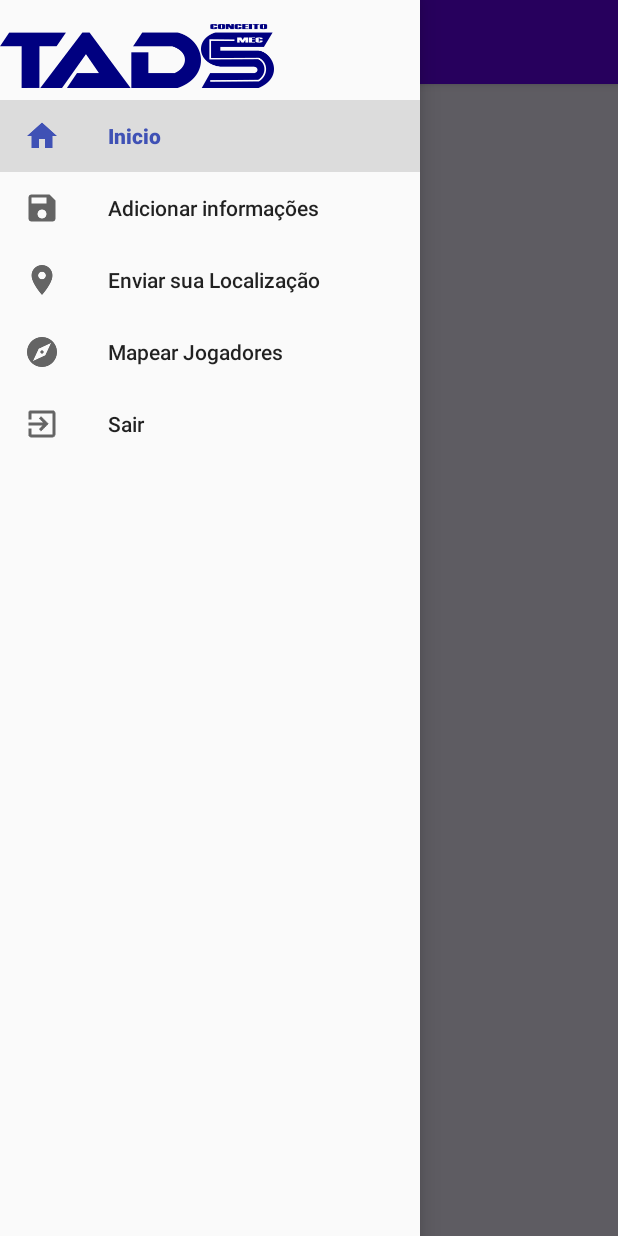
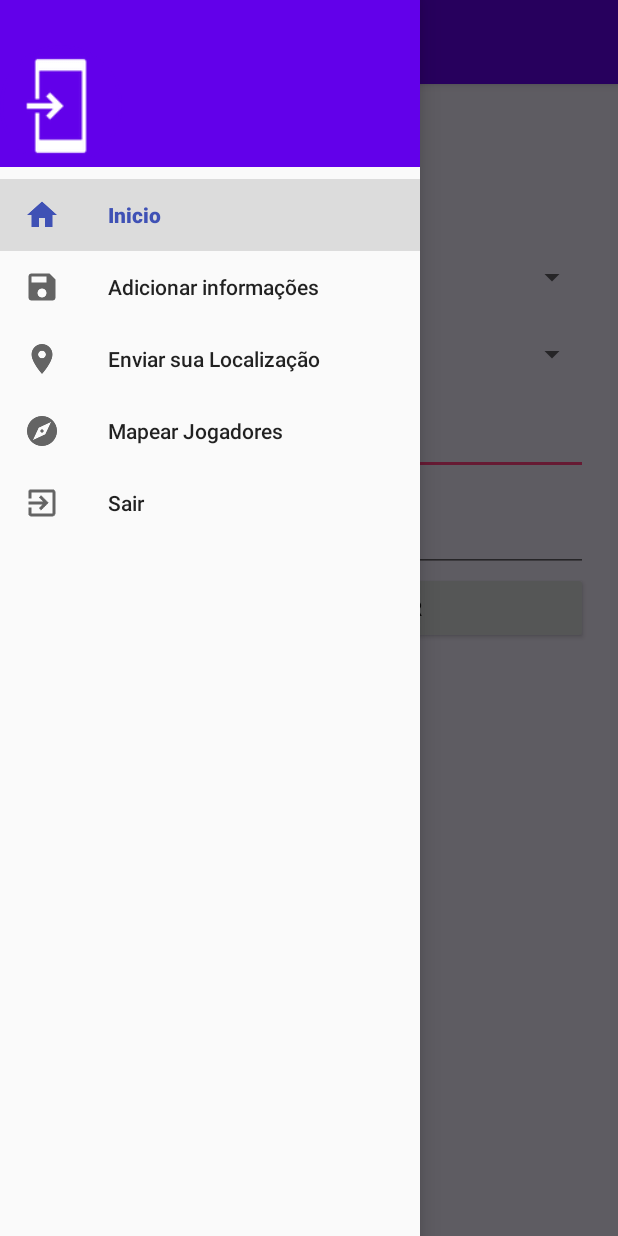
Before and after one commit to brunojamelli/GitfootJogador, an Android app: the screen it shows after launch once a user with an empty profile is signed in (JogadorActivity), with the side drawer open, on a phone screen of 412 x 824 dp. Run offline under Robolectric (Android 15) with nearby library versions, the phone set to English and light mode, and no system bars; our stand-ins replace CircleImageView, Firebase (no records; nobody signed in at launch, a user with empty details on screens opened directly); libraries missing offline, so code that uses them is left out: com.firebase.ui.

Commit message:
Colocando dados do usuario na NavegationDrawer

```diff
--- a/app/src/main/java/com/example/jamelli/gitfootjogador/JogadorActivity.java
+++ b/app/src/main/java/com/example/jamelli/gitfootjogador/JogadorActivity.java
@@ -9,7 +9,9 @@ import android.support.v7.app.ActionBarDrawerToggle;
 import android.support.v7.app.AppCompatActivity;
 import android.os.Bundle;
 import android.support.v7.widget.Toolbar;
+import android.util.Log;
 import android.view.MenuItem;
+import android.widget.TextView;
 import android.widget.Toast;
 
 import com.example.jamelli.gitfootjogador.fragment.FragmentCadastro;
@@ -17,11 +19,21 @@ import com.example.jamelli.gitfootjogador.fragment.FragmentInicio;
 import com.example.jamelli.gitfootjogador.fragment.FragmentLocalizacao;
 import com.example.jamelli.gitfootjogador.fragment.FragmentMapeamento;
 import com.example.jamelli.gitfootjogador.fragment.FragmentMostrar;
+import com.example.jamelli.gitfootjogador.util.FirebaseUtil;
+import com.example.jamelli.gitfootjogador.util.GlideUtil;
 import com.firebase.ui.auth.AuthUI;
+import com.google.firebase.auth.FirebaseUser;
+
+import de.hdodenhof.circleimageview.CircleImageView;
 
 public class JogadorActivity extends AppCompatActivity {
     DrawerLayout drawer;
     NavigationView navigationView;
+    TextView txtNome;
+    TextView txtEmail;
+    CircleImageView photo;
+    String photoUrl,nome,email;
+    FirebaseUser user;
     @Override
     protected void onCreate(Bundle savedInstanceState) {
         super.onCreate(savedInstanceState);
@@ -35,7 +47,17 @@ public class JogadorActivity extends AppCompatActivity {
         toggle.syncState();
 
         navigationView = findViewById(R.id.nav_view);
-        getSupportFragmentManager().beginTransaction().replace(R.id.fragment_content, new FragmentInicio()).commit();
+        txtNome = navigationView.getHeaderView(0).findViewById(R.id.tv_bv2);
+        photo = navigationView.getHeaderView(0).findViewById(R.id.profile_image2);
+        try{
+            nome = FirebaseUtil.getJogador().getNome();
+            photoUrl = FirebaseUtil.getJogador().getPhotoUrl();
+            txtNome.setText(nome);
+            GlideUtil.loadProfileIcon(photoUrl,photo);
+        }catch (NullPointerException e){
+            Log.i("deu bode",e.toString());
+        }
+        getSupportFragmentManager().beginTransaction().replace(R.id.fragment_content, new FragmentCadastro()).commit();
         navigationView.setNavigationItemSelectedListener(new NavigationView.OnNavigationItemSelectedListener() {
             @Override
             public boolean onNavigationItemSelected(@NonNull MenuItem menuItem) {
@@ -44,7 +66,7 @@ public class JogadorActivity extends AppCompatActivity {
 
                 switch (idItem){
                     case R.id.nav_first_fragment:
-                        frags = new FragmentInicio();
+                        //frags = new FragmentInicio();
                         toolbar.setTitle("Inicio");
                         drawer.closeDrawer(GravityCompat.START);
                         break;
--- a/app/src/main/java/com/example/jamelli/gitfootjogador/fragment/FragmentCadastro.java
+++ b/app/src/main/java/com/example/jamelli/gitfootjogador/fragment/FragmentCadastro.java
@@ -19,6 +19,7 @@ import android.widget.Spinner;
 import com.example.jamelli.gitfootjogador.R;
 import com.example.jamelli.gitfootjogador.modelo.Jogador;
 import com.example.jamelli.gitfootjogador.util.FirebaseUtil;
+import com.google.firebase.auth.FirebaseAuth;
 import com.google.firebase.database.ChildEventListener;
 import com.google.firebase.database.DataSnapshot;
 import com.google.firebase.database.DatabaseError;
@@ -53,6 +54,20 @@ public class FragmentCadastro extends Fragment implements View.OnClickListener{
         btn_cad = v.findViewById(R.id.btnCadJogador);
         initViewObjects(v);
         initDBandAuth();
+        String photoUrl = FirebaseUtil.getJogador().getPhotoUrl();
+        if(FirebaseUtil.getJogador().getNome() == null){
+            Log.i("seila1","Sem provider ainda");
+            Log.i("seila1","Provider de id"+FirebaseUtil.getCurrentUserId());
+        }else {
+            if(photoUrl == null){
+                photoUrl = "";
+            }else{
+                Log.i("seila1","Provider de id"+FirebaseUtil.getCurrentUserId());
+                Log.i("seila2", FirebaseUtil.getJogador().getNome());
+                Log.i("seila3",FirebaseUtil.getJogador().getEmail());
+            }
+        }
+
         return v;
     }
 
--- a/app/src/main/java/com/example/jamelli/gitfootjogador/util/FirebaseUtil.java
+++ b/app/src/main/java/com/example/jamelli/gitfootjogador/util/FirebaseUtil.java
@@ -31,7 +31,10 @@ public class FirebaseUtil {
     public static Jogador getJogador() {
         FirebaseUser user = FirebaseAuth.getInstance().getCurrentUser();
         if (user == null) return null;
-        return new Jogador(user.getPhotoUrl().toString(), user.getEmail(), user.getDisplayName());
+        if (FirebaseAuth.getInstance().getCurrentUser().getPhotoUrl() != null)
+            return new Jogador(user.getPhotoUrl().toString(), user.getEmail(), user.getDisplayName());
+        else
+            return new Jogador("", user.getEmail(), user.getDisplayName());
     }
 
     public static Olheiro getOlheiro() {
--- a/app/src/main/res/layout/drawer_header.xml
+++ b/app/src/main/res/layout/drawer_header.xml
@@ -1,12 +1,81 @@
 <?xml version="1.0" encoding="utf-8"?>
-<LinearLayout xmlns:android="http://schemas.android.com/apk/res/android"
-    android:orientation="vertical" android:layout_width="wrap_content"
-    android:layout_height="wrap_content">
-    <ImageView
-        android:id="@+id/logo_menu"
-        android:src="@drawable/tads"
+<!--<android.support.constraint.ConstraintLayout xmlns:android="http://schemas.android.com/apk/res/android"
+    xmlns:app="http://schemas.android.com/apk/res-auto"
+    xmlns:tools="http://schemas.android.com/tools"
+    android:layout_width="match_parent"
+    android:layout_height="match_parent"
+    tools:context=".JogadorActivity"
+    tools:layout_editor_absoluteY="25dp"
+    android:paddingEnd="30dp"
+    android:paddingStart="30dp">
+
+
+    <TextView
+        android:id="@+id/tv_bv2"
         android:layout_width="wrap_content"
         android:layout_height="wrap_content"
-        android:paddingTop="@dimen/nav_header_vertical_spacing"
-        />
+        android:layout_marginStart="4dp"
+        android:layout_marginTop="76dp"
+        android:layout_marginBottom="35dp"
+        android:layout_weight="0.5"
+        android:paddingBottom="10dp"
+        android:text="@string/bem_vindo"
+        app:layout_constraintBottom_toTopOf="@+id/profile_image2"
+        app:layout_constraintStart_toStartOf="parent"
+        app:layout_constraintTop_toTopOf="parent" />
+
+    <de.hdodenhof.circleimageview.CircleImageView
+        android:id="@+id/profile_image2"
+        android:layout_width="192dp"
+        android:layout_height="0dp"
+        android:layout_marginBottom="238dp"
+        android:layout_weight="0.5"
+        android:src="@drawable/tads"
+        app:civ_border_color="#FF000000"
+        app:civ_border_width="2dp"
+        app:layout_constraintBottom_toBottomOf="parent"
+        app:layout_constraintStart_toStartOf="parent"
+        app:layout_constraintTop_toBottomOf="@+id/tv_bv" />
+</android.support.constraint.ConstraintLayout>-->
+<LinearLayout xmlns:android="http://schemas.android.com/apk/res/android"
+    xmlns:tools="http://schemas.android.com/tools"
+    xmlns:app="http://schemas.android.com/apk/res-auto"
+    android:layout_width="match_parent"
+    android:layout_height="wrap_content"
+
+    android:background="@color/purple"
+    android:textColor="@color/colorLaranja"
+    android:orientation="horizontal"
+    android:paddingTop="30dp"
+
+
+    >
+
+    <de.hdodenhof.circleimageview.CircleImageView
+        android:id="@+id/profile_image2"
+        android:layout_width="81dp"
+        android:layout_height="81dp"
+        android:src="@drawable/tads"
+        app:civ_border_color="@color/purple"
+        app:civ_border_width="2dp" />
+
+    <LinearLayout android:layout_width="match_parent"
+        android:layout_height="wrap_content"
+        android:layout_marginLeft="16dp"
+        android:layout_marginStart="16dp"
+        android:textColor="@color/colorLaranja"
+        android:orientation="vertical"
+        android:paddingBottom="20dp">
+        <TextView
+            android:id="@+id/tv_bv2"
+            android:layout_width="wrap_content"
+            android:layout_height="wrap_content"
+            android:layout_weight="0"
+            android:textAppearance="?android:attr/textAppearanceSmall"
+            android:textColor="@color/colorWhite"
+            android:textStyle="bold"
+            tools:text="Text" />
+
+    </LinearLayout>
+
 </LinearLayout>
```
